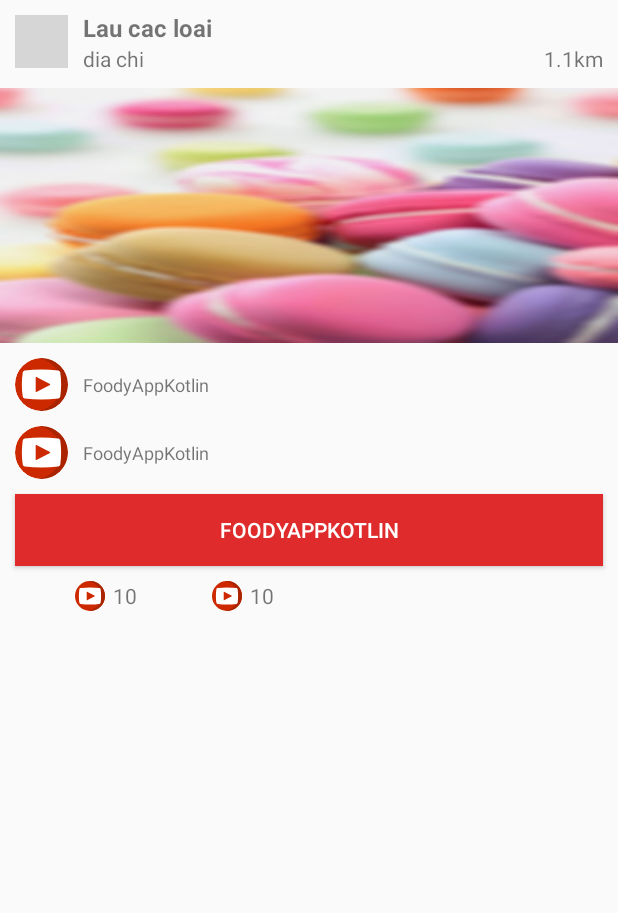
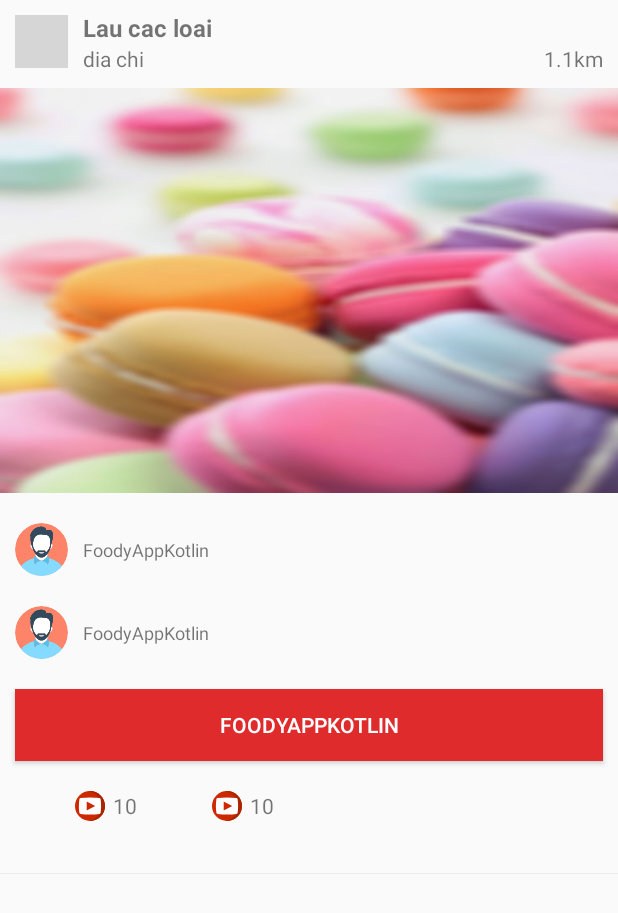
Before and after one commit to TranDinhQuang/FoodyAppKotlin, an Android app: the layout item_odau.xml on its own in the app's theme, with its tools: preview values and no code run, on a phone screen of 412 x 824 dp. Shown: the top 913 px of the screen. Run offline under Robolectric (Android 15) with nearby library versions, the phone set to English and light mode, and no system bars; grey boxes are pictures that could not be loaded.

Commit message:
master commit

```diff
--- a/app/src/main/java/com/example/foodyappkotlin/data/models/QuanAn.kt
+++ b/app/src/main/java/com/example/foodyappkotlin/data/models/QuanAn.kt
@@ -13,5 +13,6 @@ data class QuanAn(
     var giomocua: String = "",
     var luotthich: Long = 0,
     var tienich: List<String> = emptyList(),
-        var hinhanhquanans: ArrayList<String> = ArrayList()
+    var hinhanhquanans: ArrayList<String> = ArrayList(),
+    var binhluans: ArrayList<BinhLuan> = ArrayList()
 ) : Serializable
--- /dev/null
+++ b/app/src/main/res/drawable/ic_user_man.xml
@@ -0,0 +1,16 @@
+<vector android:height="24dp" android:viewportHeight="508"
+    android:viewportWidth="508" android:width="24dp" xmlns:android="http://schemas.android.com/apk/res/android">
+    <path android:fillColor="#FD8469" android:pathData="M254,254m-254,0a254,254 0,1 1,508 0a254,254 0,1 1,-508 0"/>
+    <path android:fillColor="#84DBFF" android:pathData="M255.2,362.8c-0.4,0 -0.8,0.4 -1.2,0.4c-0.4,0 -0.8,-0.4 -1.2,-0.4H255.2z"/>
+    <path android:fillColor="#84DBFF" android:pathData="M451.2,414c-46.4,57.2 -117.6,94 -197.2,94s-150.8,-36.8 -197.2,-94c33.2,-44.4 84,-66.4 125.6,-77.2c-3.2,26.4 10.4,61.6 10.8,60.8c14,-32 60.8,-34.8 60.8,-34.8s46.8,2.8 60.4,34.8c0.4,0.8 14.4,-34.4 10.8,-60.8C367.2,347.6 418.4,369.6 451.2,414z"/>
+    <path android:fillColor="#FFFFFF" android:pathData="M311.2,312c0,0 0,0 0,0.4c0,4 -2,29.6 -56,50h-2.4c-54,-20.4 -56,-46 -56,-50c0,-0.4 0,-0.4 0,-0.4c0,-5.2 1.2,-10.4 2.4,-15.6c15.6,19.6 34.4,32.8 54.8,32.8s39.2,-13.2 54.8,-32.8C310,301.6 311.2,306.8 311.2,312z"/>
+    <path android:fillColor="#54C0EB" android:pathData="M311.2,312c0,0 2.8,28.8 -57.2,51.2c0,0 46.8,2.8 60.4,34.8C315.2,398.8 342,329.2 311.2,312z"/>
+    <path android:fillColor="#54C0EB" android:pathData="M196.8,312c-30.8,17.2 -4,86.8 -3.2,85.6c14,-32 60.4,-34.8 60.4,-34.8C194,340.8 196.8,312 196.8,312z"/>
+    <path android:fillColor="#FFFFFF" android:pathData="M338,210.8c-3.6,24.8 -14.4,48 -32.4,65.6c-3.6,3.6 -6.8,6.4 -10.8,9.2l-6.4,-20.4h-68.8l-6.4,20.4c-12.8,-9.6 -39.6,-36.4 -40,-61.6C162,80.4 272,110.8 272,110.8C346,105.6 343.6,170.8 338,210.8z"/>
+    <path android:fillColor="#FFFFFF" android:pathData="M352.8,236.8c-5.6,9.2 -13.2,15.6 -20.4,18c2.8,-6.4 5.2,-13.2 7.2,-20c0,0 0,0 0,-0.4c1.6,-6 3.2,-12 4.8,-18H344c1.6,-6 3.2,-12 4.4,-18c1.6,0 3.2,0.8 4.8,1.6C362,205.6 361.6,222 352.8,236.8z"/>
+    <path android:fillColor="#FFFFFF" android:pathData="M175.6,254.8c-7.2,-2.4 -14.8,-8.8 -20.4,-18c-9.2,-14.8 -9.2,-31.2 -0.4,-36.4c0.8,-0.4 1.2,-0.8 2,-0.8c4.8,18.8 10.4,32.8 11.6,35.6C170.4,241.6 172.8,248.4 175.6,254.8z"/>
+    <path android:fillColor="#324A5E" android:pathData="M297.6,70.8c3.2,-36.8 -55.2,-34.4 -55.2,-34.4c-88.4,12.8 -98,95.2 -98,95.2l12,-14.4c-18.8,41.2 9.6,112 12,117.6c14.8,49.2 47.6,94.4 85.6,94.4s70.8,-45.2 85.6,-94.4l0,0c0,0 0,0 0,-0.4c1.6,-6 3.2,-12 4.4,-18h-0.4c8,-32 16.8,-64.4 16.8,-64.4C383.2,37.2 297.6,70.8 297.6,70.8zM338,210.8c-3.6,24.8 -14.4,48 -32.4,65.6c-3.6,3.6 -7.2,6.4 -10.8,9.2l-6.4,-20h-68.8l-6.4,20.4c-12.8,-9.6 -23.6,-22.8 -32.4,-38c-4,-8 -6.4,-16.4 -7.6,-23.6C162,80.8 272,111.2 272,111.2C346,105.6 343.6,170.8 338,210.8z"/>
+    <path android:fillColor="#324A5E" android:pathData="M297.6,70.8c3.2,-36.8 -55.2,-34.4 -55.2,-34.4c-88.4,12.8 -98,95.2 -98,95.2l12,-14.4c-18.8,41.2 9.6,112 12,117.6c14.8,49.2 47.6,94.4 85.6,94.4s70.8,-45.2 85.6,-94.4l0,0c0,0 0,0 0,-0.4c1.6,-6 3.2,-12 4.4,-18h-0.4c8,-32 16.8,-64.4 16.8,-64.4C383.2,37.2 297.6,70.8 297.6,70.8zM338,210.8c-3.6,24.8 -14.4,48 -32.4,65.6c-3.6,3.6 -7.2,6.4 -10.8,9.2l-6.4,-20h-68.8l-6.4,20.4c-12.8,-9.6 -23.6,-22.8 -32.4,-38c-4,-8 -6.4,-16.4 -7.6,-23.6C162,80.8 272,111.2 272,111.2C346,105.6 343.6,170.8 338,210.8z"/>
+    <path android:fillColor="#324A5E" android:pathData="M297.6,70.8c3.2,-36.8 -55.2,-34.4 -55.2,-34.4c-88.4,12.8 -98,95.2 -98,95.2l12,-14.4c-18.8,41.2 9.6,112 12,117.6c14.8,49.2 47.6,94.4 85.6,94.4s70.8,-45.2 85.6,-94.4l0,0c0,0 0,0 0,-0.4c1.6,-6 3.2,-12 4.4,-18h-0.4c8,-32 16.8,-64.4 16.8,-64.4C383.2,37.2 297.6,70.8 297.6,70.8zM338,210.8c-3.6,24.8 -14.4,48 -32.4,65.6c-3.6,3.6 -7.2,6.4 -10.8,9.2l-6.4,-20h-68.8l-6.4,20.4c-12.8,-9.6 -39.6,-36.4 -40,-61.6C162,80.8 272,111.2 272,111.2C346,105.6 343.6,170.8 338,210.8z"/>
+    <path android:fillColor="#FFFFFF" android:pathData="M226,279.2c6.8,7.6 16.8,12.8 28,12.8c11.2,0 21.2,-4.8 28,-12.8H226z"/>
+</vector>
--- a/app/src/main/res/layout/item_odau.xml
+++ b/app/src/main/res/layout/item_odau.xml
@@ -4,7 +4,8 @@
         xmlns:app="http://schemas.android.com/apk/res-auto"
         android:layout_width="match_parent"
         android:layout_height="wrap_content"
-        android:paddingBottom="@dimen/dp_20">
+        android:paddingBottom="@dimen/dp_35"
+        android:background="@drawable/bg_line_bottom">
 
     <TextView
             android:id="@+id/text_point"
@@ -58,7 +59,7 @@
     <ImageView
             android:id="@+id/image_foody"
             android:layout_width="0dp"
-            android:layout_height="@dimen/dp_170"
+            android:layout_height="@dimen/dp_270"
             android:layout_marginTop="@dimen/dp_10"
             android:scaleType="fitXY"
             android:src="@drawable/background_login"
@@ -70,12 +71,15 @@
             android:id="@+id/image_avatar_comment"
             android:layout_width="@dimen/dp_35"
             android:layout_height="@dimen/dp_35"
-            android:layout_margin="@dimen/dp_10"
-            android:src="@drawable/ic_test"
+            android:layout_marginTop="@dimen/dp_20"
+            android:layout_marginRight="@dimen/dp_10"
+            android:layout_marginLeft="@dimen/dp_10"
+            android:src="@drawable/ic_user_man"
             app:layout_constraintLeft_toLeftOf="parent"
             app:layout_constraintTop_toBottomOf="@id/image_foody"/>
 
     <TextView
+            android:id="@+id/text_cmt_one"
             android:layout_width="0dp"
             android:layout_height="wrap_content"
             android:layout_marginLeft="@dimen/dp_10"
@@ -92,12 +96,15 @@
             android:id="@+id/image_avatar_comment_second"
             android:layout_width="@dimen/dp_35"
             android:layout_height="@dimen/dp_35"
-            android:layout_margin="@dimen/dp_10"
-            android:src="@drawable/ic_test"
+            android:layout_marginTop="@dimen/dp_20"
+            android:layout_marginRight="@dimen/dp_10"
+            android:layout_marginLeft="@dimen/dp_10"
+            android:src="@drawable/ic_user_man"
             app:layout_constraintLeft_toLeftOf="parent"
             app:layout_constraintTop_toBottomOf="@id/image_avatar_comment"/>
 
     <TextView
+            android:id="@+id/text_cmt_two"
             android:layout_width="0dp"
             android:layout_height="wrap_content"
             android:layout_marginLeft="@dimen/dp_10"
@@ -114,7 +121,9 @@
             android:id="@+id/button_order"
             android:layout_width="match_parent"
             android:layout_height="wrap_content"
-            android:layout_margin="@dimen/dp_10"
+            android:layout_marginTop="@dimen/dp_20"
+            android:layout_marginRight="@dimen/dp_10"
+            android:layout_marginLeft="@dimen/dp_10"
             android:background="@color/red"
             android:text="@string/app_name"
             android:textColor="@color/white"
@@ -125,8 +134,8 @@
             android:layout_width="@dimen/dp_20"
             android:layout_height="@dimen/dp_20"
             android:layout_marginLeft="@dimen/dp_50"
-            android:layout_marginTop="@dimen/dp_10"
-            android:layout_marginBottom="@dimen/dp_10"
+            android:layout_marginTop="@dimen/dp_20"
+            android:layout_marginRight="@dimen/dp_10"
             android:src="@drawable/ic_test"
             app:layout_constraintBottom_toBottomOf="parent"
             app:layout_constraintLeft_toLeftOf="parent"
--- a/app/src/main/res/layout/layout_login_activity.xml
+++ b/app/src/main/res/layout/layout_login_activity.xml
@@ -31,7 +31,7 @@
                 android:layout_height="wrap_content"
                 android:layout_marginTop="10dp"
                 android:backgroundTint="@color/colorAccent"
-                android:drawableLeft="@drawable/ic_user"
+                android:drawableLeft="@drawable/ic_user_man"
                 android:drawablePadding="10dp"
                 android:ems="10"
                 android:hint="@string/email"
--- a/app/src/main/res/layout/layout_main_activity.xml
+++ b/app/src/main/res/layout/layout_main_activity.xml
@@ -20,6 +20,8 @@
                 android:id="@+id/app_bar_layout"
                 android:layout_width="match_parent"
                 android:layout_height="wrap_content">
+
+
 
             <android.support.design.widget.CollapsingToolbarLayout
                     android:layout_width="match_parent"
--- a/app/src/main/res/values/dimens.xml
+++ b/app/src/main/res/values/dimens.xml
@@ -9,4 +9,5 @@
     <dimen name="dp_20">20dp</dimen>
     <dimen name="dp_50">50dp</dimen>
     <dimen name="dp_5">5dp</dimen>
+    <dimen name="dp_270">270dp</dimen>
 </resources>
--- a/build.gradle
+++ b/build.gradle
@@ -1,7 +1,7 @@
 // Top-level build file where you can add configuration options common to all sub-projects/modules.
 
 buildscript {
-    ext.kotlin_version = '1.3.21'
+    ext.kotlin_version = '1.3.30'
     repositories {
         google()
         jcenter()
```
Also changed, not shown: app/build.gradle (+17 -13 lines), app/src/main/java/com/example/foodyappkotlin/data/models/BinhLuan.kt (added, +13 -0 lines), app/src/main/java/com/example/foodyappkotlin/data/source/remote/FoodyRemoteDataSource.kt (+12 -4 lines), app/src/main/java/com/example/foodyappkotlin/screen/adapter/OdauAdapter.kt (+10 -2 lines), app/src/main/res/drawable/bg_line_bottom.xml (renamed from app/src/main/res/drawable/bottom_line.xml). Lines whose indentation alone changed are shown as unchanged.
